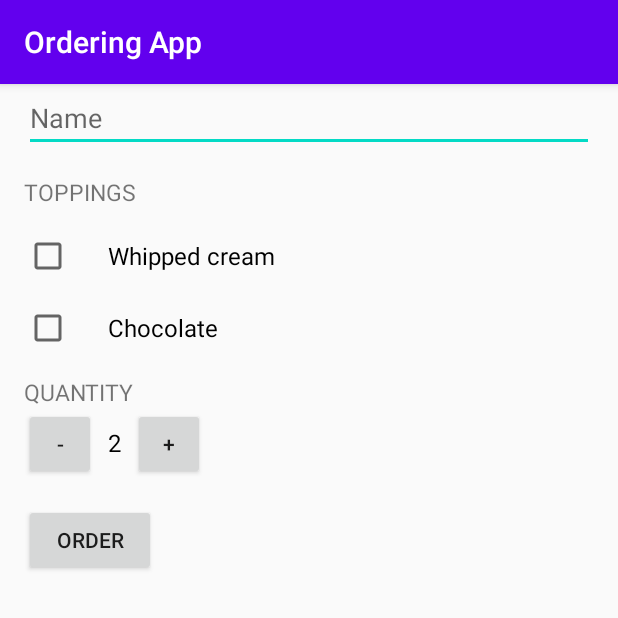
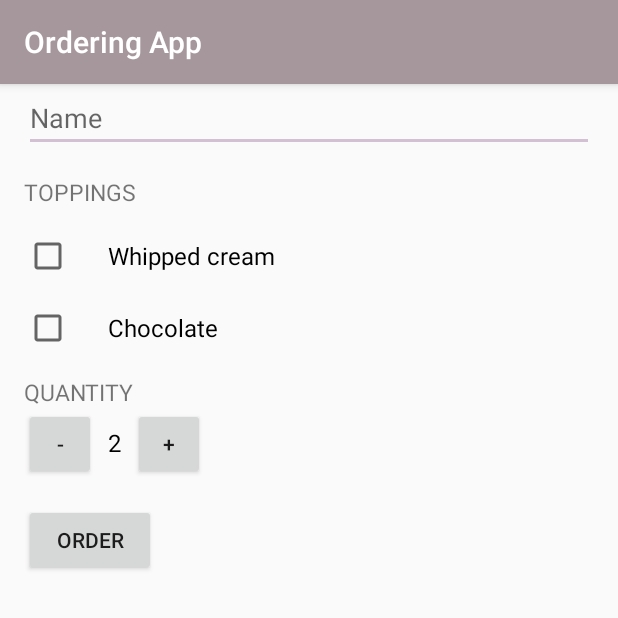
Before and after one commit to kanupriya-ishu/android_projects, an Android app: the screen it shows after launch (MainActivity), on a phone screen of 412 x 824 dp, the top half of it. Run offline under Robolectric (Android 15) with nearby library versions, the phone set to English and light mode, and no system bars.

Commit message:
Added theme

```diff
--- a/OrderingApp/app/src/main/res/values/styles.xml
+++ b/OrderingApp/app/src/main/res/values/styles.xml
@@ -2,9 +2,9 @@
     <!-- Base application theme. -->
     <style name="AppTheme" parent="Theme.AppCompat.Light.DarkActionBar">
         <!-- Customize your theme here. -->
-        <item name="colorPrimary">@color/colorPrimary</item>
-        <item name="colorPrimaryDark">@color/colorPrimaryDark</item>
-        <item name="colorAccent">@color/colorAccent</item>
+        <item name="colorPrimary">#A6979C</item>
+        <item name="colorPrimaryDark">#B6B0A7</item>
+        <item name="colorAccent">#D3C0D2</item>
     </style>
 
     <style name="CustomText">
```
